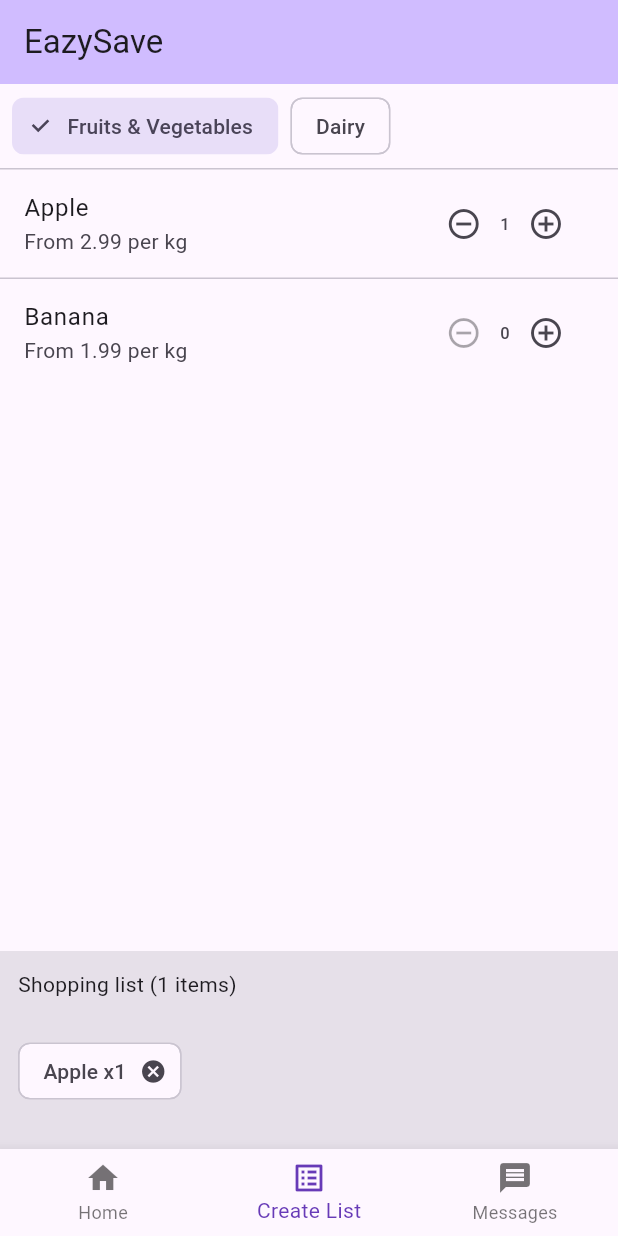
After one commit to OhsheCodesToo/EazySave-App, a Flutter app: the NavBar screen opened directly, item 2 of the bottom bar chosen, after a tap on the "add circle outline" icon, on a phone screen of 412 x 824 dp. The commit adds this screen. Run offline on Flutter 3.47's test engine with Material 3 defaults, Android fonts, the phone set to English and light mode, and no system bars; our stand-ins replace shared_preferences; accounts and stored records are empty.

Commit message:
feat: add JSON-based Create List page with local persistence

```diff
--- /dev/null
+++ b/lib/create_list_page.dart
@@ -0,0 +1,253 @@
+import 'dart:convert';
+
+import 'package:flutter/material.dart';
+import 'package:shared_preferences/shared_preferences.dart';
+
+import 'grocery_data.dart';
+
+class CreateListPage extends StatefulWidget {
+  const CreateListPage({super.key});
+
+  @override
+  State<CreateListPage> createState() => _CreateListPageState();
+}
+
+class _CreateListPageState extends State<CreateListPage> {
+  bool _isLoading = true;
+  List<GroceryCategory> _categories = <GroceryCategory>[];
+  GroceryCategory? _selectedCategory;
+
+  final Map<String, ShoppingListItem> _shoppingList = <String, ShoppingListItem>{};
+
+  static const String _prefsKey = 'shopping_list';
+
+  @override
+  void initState() {
+    super.initState();
+    _loadData();
+  }
+
+  Future<void> _loadData() async {
+    final data = await GroceryDataLoader.load();
+    await _loadShoppingListFromPrefs(data);
+    if (!mounted) return;
+    setState(() {
+      _categories = data.categories;
+      _selectedCategory = _categories.isNotEmpty ? _categories.first : null;
+      _isLoading = false;
+    });
+  }
+
+  Future<void> _loadShoppingListFromPrefs(GroceryData data) async {
+    final prefs = await SharedPreferences.getInstance();
+    final raw = prefs.getString(_prefsKey);
+    if (raw == null || raw.isEmpty) return;
+
+    final Map<String, dynamic> decoded = jsonDecode(raw) as Map<String, dynamic>;
+    decoded.forEach((productId, quantityValue) {
+      final int? quantity = quantityValue is int
+          ? quantityValue
+          : int.tryParse(quantityValue.toString());
+      if (quantity == null || quantity <= 0) {
+        return;
+      }
+      final product = _findProductById(data, productId);
+      if (product != null) {
+        _shoppingList[productId] = ShoppingListItem(
+          product: product,
+          quantity: quantity,
+        );
+      }
+    });
+  }
+
+  Future<void> _saveShoppingListToPrefs() async {
+    final prefs = await SharedPreferences.getInstance();
+    final Map<String, int> toSave = <String, int>{};
+    _shoppingList.forEach((productId, item) {
+      if (item.quantity > 0) {
+        toSave[productId] = item.quantity;
+      }
+    });
+    await prefs.setString(_prefsKey, jsonEncode(toSave));
+  }
+
+  GroceryProduct? _findProductById(GroceryData data, String id) {
+    for (final category in data.categories) {
+      for (final product in category.products) {
+        if (product.id == id) {
+          return product;
+        }
+      }
+    }
+    return null;
+  }
+
+  void _selectCategory(GroceryCategory category) {
+    setState(() {
+      _selectedCategory = category;
+    });
+  }
+
+  Future<void> _addProduct(GroceryProduct product) async {
+    setState(() {
+      final existing = _shoppingList[product.id];
+      if (existing != null) {
+        existing.quantity += 1;
+      } else {
+        _shoppingList[product.id] = ShoppingListItem(product: product, quantity: 1);
+      }
+    });
+    await _saveShoppingListToPrefs();
+  }
+
+  Future<void> _removeProduct(GroceryProduct product) async {
+    setState(() {
+      final existing = _shoppingList[product.id];
+      if (existing == null) {
+        return;
+      }
+      if (existing.quantity > 1) {
+        existing.quantity -= 1;
+      } else {
+        _shoppingList.remove(product.id);
+      }
+    });
+    await _saveShoppingListToPrefs();
+  }
+
+  int _quantityForProduct(GroceryProduct product) {
+    return _shoppingList[product.id]?.quantity ?? 0;
+  }
+
+  int get _totalItems => _shoppingList.values.fold<int>(0, (sum, item) => sum + item.quantity);
+
+  @override
+  Widget build(BuildContext context) {
+    if (_isLoading) {
+      return const Center(child: CircularProgressIndicator());
+    }
+
+    return Column(
+      children: <Widget>[
+        _buildCategorySelector(),
+        const Divider(height: 1),
+        Expanded(child: _buildProductList()),
+        _buildShoppingListSummary(),
+      ],
+    );
+  }
+
+  Widget _buildCategorySelector() {
+    if (_categories.isEmpty) {
+      return const Padding(
+        padding: EdgeInsets.all(16),
+        child: Text('No categories available'),
+      );
+    }
+
+    return SizedBox(
+      height: 56,
+      child: ListView.separated(
+        padding: const EdgeInsets.symmetric(horizontal: 8),
+        scrollDirection: Axis.horizontal,
+        itemCount: _categories.length,
+        separatorBuilder: (_, __) => const SizedBox(width: 8),
+        itemBuilder: (BuildContext context, int index) {
+          final category = _categories[index];
+          final bool isSelected = category == _selectedCategory;
+          return ChoiceChip(
+            label: Text(category.name),
+            selected: isSelected,
+            onSelected: (_) => _selectCategory(category),
+          );
+        },
+      ),
+    );
+  }
+
+  Widget _buildProductList() {
+    final category = _selectedCategory;
+    if (category == null || category.products.isEmpty) {
+      return const Center(child: Text('No products available'));
+    }
+
+    return ListView.separated(
+      itemCount: category.products.length,
+      separatorBuilder: (_, __) => const Divider(height: 1),
+      itemBuilder: (BuildContext context, int index) {
+        final product = category.products[index];
+        final quantity = _quantityForProduct(product);
+        final cheapest = product.cheapestPrice;
+
+        return ListTile(
+          title: Text(product.name),
+          subtitle: cheapest != null
+              ? Text('From ${cheapest.toStringAsFixed(2)} per ${product.unit}')
+              : Text(product.unit),
+          trailing: Row(
+            mainAxisSize: MainAxisSize.min,
+            children: <Widget>[
+              IconButton(
+                icon: const Icon(Icons.remove_circle_outline),
+                onPressed: quantity > 0 ? () => _removeProduct(product) : null,
+              ),
+              Text(quantity.toString()),
+              IconButton(
+                icon: const Icon(Icons.add_circle_outline),
+                onPressed: () => _addProduct(product),
+              ),
+            ],
+          ),
+        );
+      },
+    );
+  }
+
+  Widget _buildShoppingListSummary() {
+    if (_shoppingList.isEmpty) {
+      return Container(
+        width: double.infinity,
+        color: Theme.of(context).colorScheme.surfaceContainerHighest,
+        padding: const EdgeInsets.all(12),
+        child: const Text('Shopping list is empty'),
+      );
+    }
+
+    return Container(
+      width: double.infinity,
+      color: Theme.of(context).colorScheme.surfaceContainerHighest,
+      padding: const EdgeInsets.all(12),
+      child: Column(
+        crossAxisAlignment: CrossAxisAlignment.start,
+        mainAxisSize: MainAxisSize.min,
+        children: <Widget>[
+          Text('Shopping list ($_totalItems items)'),
+          const SizedBox(height: 8),
+          SizedBox(
+            height: 80,
+            child: ListView.separated(
+              scrollDirection: Axis.horizontal,
+              itemCount: _shoppingList.values.length,
+              separatorBuilder: (_, __) => const SizedBox(width: 8),
+              itemBuilder: (BuildContext context, int index) {
+                final item = _shoppingList.values.elementAt(index);
+                return Chip(
+                  label: Text('${item.product.name} x${item.quantity}'),
+                  onDeleted: () => _removeProduct(item.product),
+                );
+              },
+            ),
+          ),
+        ],
+      ),
+    );
+  }
+}
+
+class ShoppingListItem {
+  final GroceryProduct product;
+  int quantity;
+
+  ShoppingListItem({required this.product, required this.quantity});
+}
--- /dev/null
+++ b/lib/grocery_data.dart
@@ -0,0 +1,98 @@
+import 'dart:convert';
+
+import 'package:flutter/services.dart' show rootBundle;
+
+class GroceryData {
+  final List<String> stores;
+  final List<GroceryCategory> categories;
+
+  GroceryData({required this.stores, required this.categories});
+
+  factory GroceryData.fromJson(Map<String, dynamic> json) {
+    final storesJson = json['stores'] as List<dynamic>? ?? <dynamic>[];
+    final categoriesJson = json['categories'] as List<dynamic>? ?? <dynamic>[];
+
+    return GroceryData(
+      stores: storesJson.map((e) => e.toString()).toList(),
+      categories: categoriesJson
+          .map((e) => GroceryCategory.fromJson(e as Map<String, dynamic>))
+          .toList(),
+    );
+  }
+}
+
+class GroceryCategory {
+  final String id;
+  final String name;
+  final List<GroceryProduct> products;
+
+  GroceryCategory({
+    required this.id,
+    required this.name,
+    required this.products,
+  });
+
+  factory GroceryCategory.fromJson(Map<String, dynamic> json) {
+    final productsJson = json['products'] as List<dynamic>? ?? <dynamic>[];
+    return GroceryCategory(
+      id: json['id']?.toString() ?? '',
+      name: json['name']?.toString() ?? '',
+      products: productsJson
+          .map((e) => GroceryProduct.fromJson(e as Map<String, dynamic>))
+          .toList(),
+    );
+  }
+}
+
+class GroceryProduct {
+  final String id;
+  final String name;
+  final String unit;
+  final Map<String, double> pricesByStore;
+
+  GroceryProduct({
+    required this.id,
+    required this.name,
+    required this.unit,
+    required this.pricesByStore,
+  });
+
+  factory GroceryProduct.fromJson(Map<String, dynamic> json) {
+    final pricesJson = json['prices'] as Map<String, dynamic>? ?? <String, dynamic>{};
+    final prices = <String, double>{};
+    pricesJson.forEach((key, value) {
+      final num? v = value is num ? value : num.tryParse(value.toString());
+      if (v != null) {
+        prices[key] = v.toDouble();
+      }
+    });
+
+    return GroceryProduct(
+      id: json['id']?.toString() ?? '',
+      name: json['name']?.toString() ?? '',
+      unit: json['unit']?.toString() ?? '',
+      pricesByStore: prices,
+    );
+  }
+
+  double? get cheapestPrice {
+    if (pricesByStore.isEmpty) return null;
+    return pricesByStore.values.reduce((a, b) => a < b ? a : b);
+  }
+}
+
+class GroceryDataLoader {
+  static const String _assetPath = 'assets/grocery_data.json';
+  static Future<GroceryData>? _cached;
+
+  static Future<GroceryData> load() {
+    _cached ??= _loadInternal();
+    return _cached!;
+  }
+
+  static Future<GroceryData> _loadInternal() async {
+    final jsonString = await rootBundle.loadString(_assetPath);
+    final Map<String, dynamic> decoded = jsonDecode(jsonString) as Map<String, dynamic>;
+    return GroceryData.fromJson(decoded);
+  }
+}
--- a/lib/main.dart
+++ b/lib/main.dart
@@ -1,6 +1,7 @@
 import 'package:flutter/material.dart';
 import 'package:shared_preferences/shared_preferences.dart';
 import 'welcome.dart';
+import 'nav_bar.dart';
 
 void main() {
   runApp(const MyApp());
@@ -50,61 +51,7 @@ class _MyAppState extends State<MyApp> {
               isFirstTime: true,
               onContinue: _completeWelcome,
             )
-          : const MyHomePage(),
+          : const NavBar(),
     );
   }
 }
-
-
-class MyHomePage extends StatefulWidget {
-  const MyHomePage({super.key});
-
-  @override
-  State<MyHomePage> createState() => _MyHomePageState();
-}
-
-class _MyHomePageState extends State<MyHomePage> {
-  int _selectedIndex = 0;
-
-  static const List<Widget> _widgetOptions = <Widget>[
-    Center(child: Text('Home Screen', style: TextStyle(fontSize: 24))),
-    Center(child: Text('Create List', style: TextStyle(fontSize: 24))),
-    Center(child: Text('Messages', style: TextStyle(fontSize: 24))),
-  ];
-
-  void _onItemTapped(int index) {
-    setState(() {
-      _selectedIndex = index;
-    });
-  }
-
-  @override
-  Widget build(BuildContext context) {
-    return Scaffold(
-      appBar: AppBar(
-        backgroundColor: Theme.of(context).colorScheme.inversePrimary,
-        title: const Text('EazySave'),
-      ),
-      body: _widgetOptions[_selectedIndex],
-      bottomNavigationBar: BottomNavigationBar(
-        items: const <BottomNavigationBarItem>[
-          BottomNavigationBarItem(
-            icon: Icon(Icons.home),
-            label: 'Home',
-          ),
-          BottomNavigationBarItem(
-            icon: Icon(Icons.list_alt),
-            label: 'Create List',
-          ),
-          BottomNavigationBarItem(
-            icon: Icon(Icons.message),
-            label: 'Messages',
-          ),
-        ],
-        currentIndex: _selectedIndex,
-        selectedItemColor: Colors.deepPurple,
-        onTap: _onItemTapped,
-      ),
-    );
-  }
-}
--- /dev/null
+++ b/lib/nav_bar.dart
@@ -0,0 +1,55 @@
+import 'package:flutter/material.dart';
+import 'create_list_page.dart';
+
+class NavBar extends StatefulWidget {
+  const NavBar({super.key});
+
+  @override
+  State<NavBar> createState() => _NavBarState();
+}
+
+class _NavBarState extends State<NavBar> {
+  int _selectedIndex = 0;
+
+  static const List<Widget> _widgetOptions = <Widget>[
+    Center(child: Text('Home Screen', style: TextStyle(fontSize: 24))),
+    CreateListPage(),
+    Center(child: Text('Messages', style: TextStyle(fontSize: 24))),
+  ];
+
+  void _onItemTapped(int index) {
+    setState(() {
+      _selectedIndex = index;
+    });
+  }
+
+  @override
+  Widget build(BuildContext context) {
+    return Scaffold(
+      appBar: AppBar(
+        backgroundColor: Theme.of(context).colorScheme.inversePrimary,
+        title: const Text('EazySave'),
+      ),
+      body: _widgetOptions[_selectedIndex],
+      bottomNavigationBar: BottomNavigationBar(
+        items: const <BottomNavigationBarItem>[
+          BottomNavigationBarItem(
+            icon: Icon(Icons.home),
+            label: 'Home',
+          ),
+          BottomNavigationBarItem(
+            icon: Icon(Icons.list_alt),
+            label: 'Create List',
+          ),
+          BottomNavigationBarItem(
+            icon: Icon(Icons.message),
+            label: 'Messages',
+          ),
+        ],
+        currentIndex: _selectedIndex,
+        selectedItemColor: Colors.deepPurple,
+        onTap: _onItemTapped,
+      ),
+    );
+  }
+}
--- a/pubspec.yaml
+++ b/pubspec.yaml
@@ -58,10 +58,8 @@ flutter:
   # the material Icons class.
   uses-material-design: true
 
-  # To add assets to your application, add an assets section, like this:
-  # assets:
-  #   - images/a_dot_burr.jpeg
-  #   - images/a_dot_ham.jpeg
+  assets:
+    - assets/grocery_data.json
 
   # An image asset can refer to one or more resolution-specific "variants", see
   # https://flutter.dev/to/resolution-aware-images
```
Also changed, not shown: assets/grocery_data.json (added, +44 -0 lines).
